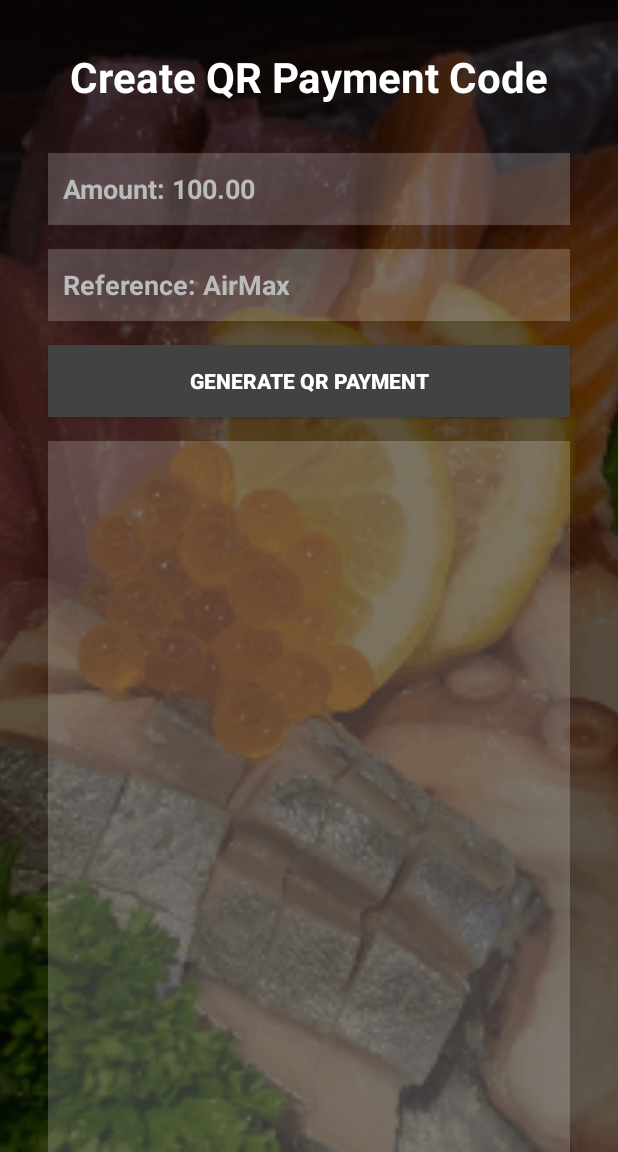
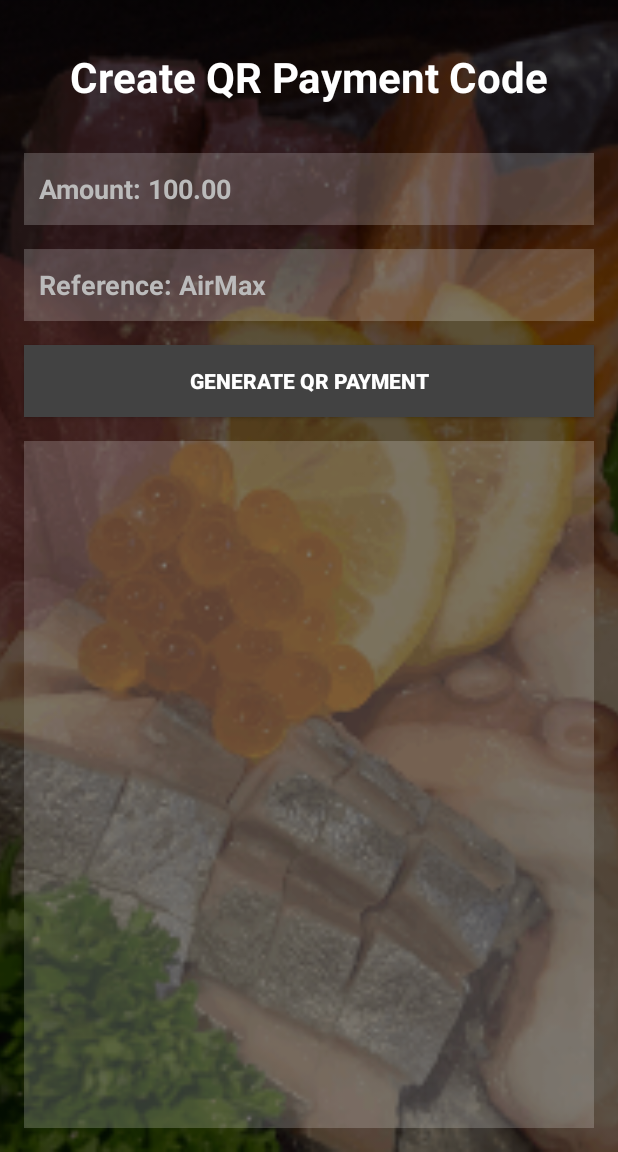
Before and after one commit to iamgique/somjai-application, an Android app: the fragment PaymentFragment shown on its own in the app's theme, on a phone screen of 412 x 824 dp, the part 84-1236 px from its top. Run offline under Robolectric (Android 15) with nearby library versions, the phone set to English and light mode, and no system bars.

Commit message:
modify layout fragment payment

```diff
--- a/app/src/main/res/layout/fragment_payment.xml
+++ b/app/src/main/res/layout/fragment_payment.xml
@@ -35,9 +35,9 @@
         android:id="@+id/amountTxt"
         android:layout_width="0dp"
         android:layout_height="48dp"
-        android:layout_marginStart="32dp"
+        android:layout_marginStart="16dp"
         android:layout_marginTop="32dp"
-        android:layout_marginEnd="32dp"
+        android:layout_marginEnd="16dp"
         android:background="#33FFFFFF"
         android:ems="10"
         android:hint="Amount: 100.00"
@@ -71,9 +71,9 @@
         android:id="@+id/refTxt"
         android:layout_width="0dp"
         android:layout_height="48dp"
-        android:layout_marginStart="32dp"
+        android:layout_marginStart="16dp"
         android:layout_marginTop="16dp"
-        android:layout_marginEnd="32dp"
+        android:layout_marginEnd="16dp"
         android:background="#33FFFFFF"
         android:ems="10"
         android:hint="Reference: AirMax"
@@ -91,9 +91,9 @@
         android:id="@+id/generatePaymentBtn"
         android:layout_width="0dp"
         android:layout_height="wrap_content"
-        android:layout_marginStart="32dp"
+        android:layout_marginStart="16dp"
         android:layout_marginTop="16dp"
-        android:layout_marginEnd="32dp"
+        android:layout_marginEnd="16dp"
         android:background="@color/cardview_dark_background"
         android:text="Generate QR Payment"
         android:textColor="#FFFFFF"
@@ -116,19 +116,21 @@
     <View
         android:id="@+id/view"
         android:layout_width="0dp"
-        android:layout_height="897px"
-        android:layout_marginStart="32dp"
+        android:layout_height="0dp"
+        android:layout_marginStart="16dp"
         android:layout_marginTop="16dp"
-        android:layout_marginEnd="32dp"
+        android:layout_marginEnd="16dp"
+        android:layout_marginBottom="16dp"
         android:background="#32FFFFFF"
+        app:layout_constraintBottom_toBottomOf="parent"
         app:layout_constraintEnd_toEndOf="parent"
         app:layout_constraintStart_toStartOf="parent"
         app:layout_constraintTop_toBottomOf="@+id/generatePaymentBtn" />
 
     <ImageView
         android:id="@+id/qrCodeView"
-        android:layout_width="768px"
-        android:layout_height="768px"
+        android:layout_width="0dp"
+        android:layout_height="0dp"
         android:layout_marginStart="16dp"
         android:layout_marginTop="16dp"
         android:layout_marginEnd="16dp"
```
